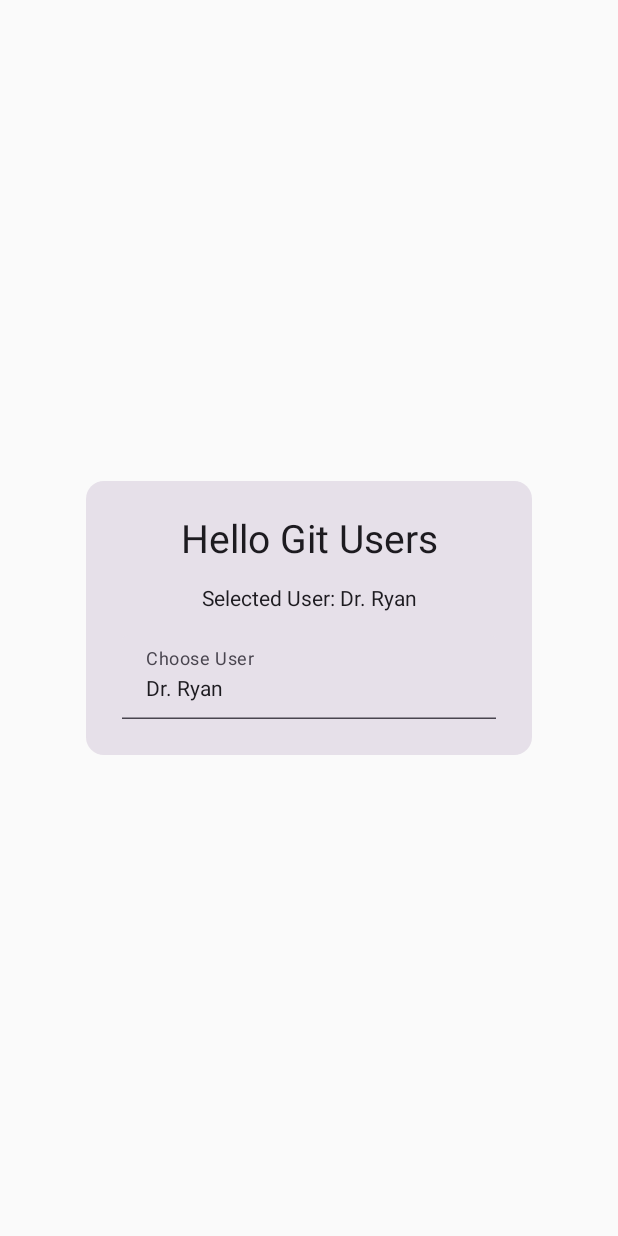
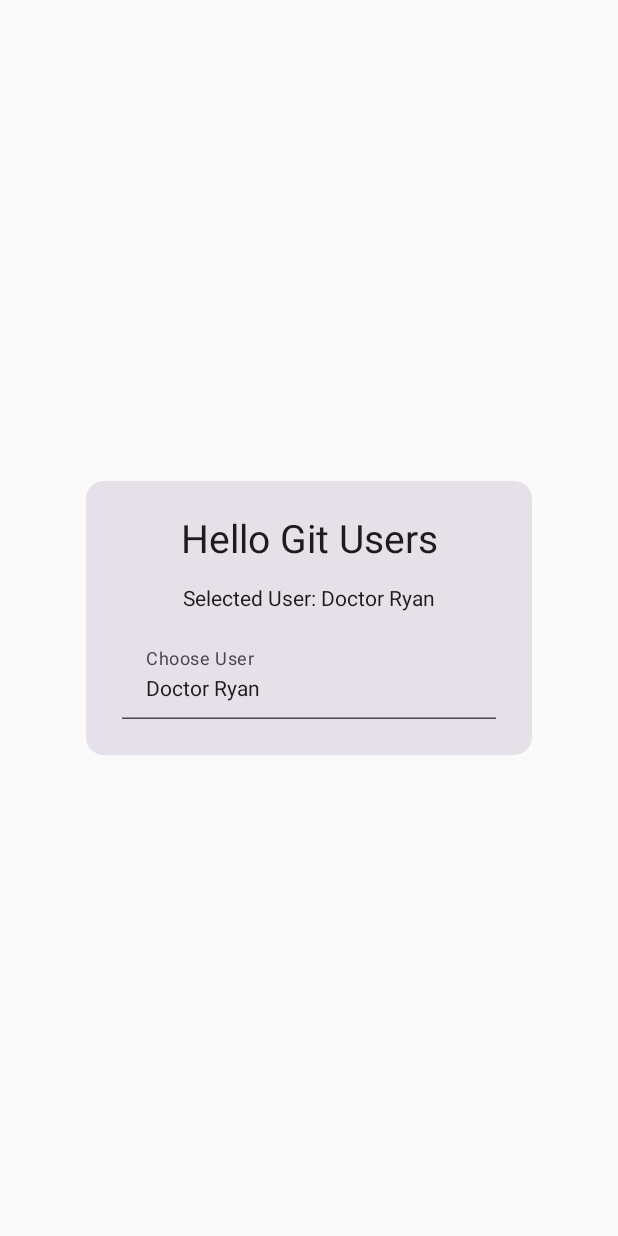
Before and after one commit to kathleen-ryan-DeSales/CS333_HelloGitTutorialApp, an Android app built with Jetpack Compose: the screen it shows after launch (MainActivity), on a phone screen of 412 x 824 dp. Run offline under Robolectric (Android 15) with nearby library versions, the phone set to English and light mode, and no system bars.

Commit message:
Removed exc pts; expanded names

```diff
--- a/app/src/main/java/edu/cs333/hellogittutorialapp/MainActivity.kt
+++ b/app/src/main/java/edu/cs333/hellogittutorialapp/MainActivity.kt
@@ -32,10 +32,10 @@ fun Greeting(
 ) {
 
         val users = listOf(
-            "Dr. Ryan",
-            "Dr. Gupta",
-            "Pf. Shimkanon",
-            "Pf. Ruggles!!"
+            "Doctor Ryan",
+            "Doctor Gupta",
+            "Professor Shimkanon",
+            "Professor Ruggles"
         )
 
     var selectedUser by remember {
```
